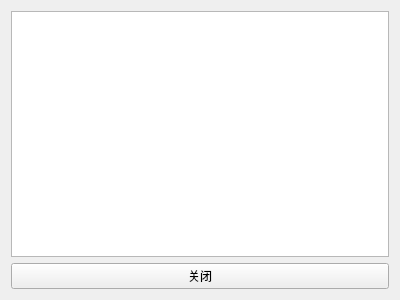
This is SbuildF (final)/historydisplay.ui in upc28/2016SummerClass as Qt 5 draws it before an edit. The edited form follows.
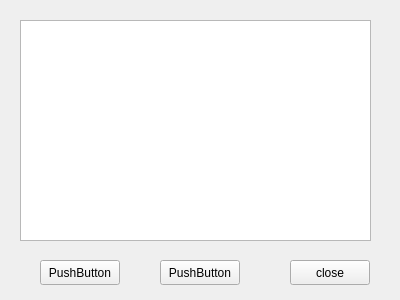
This is the edited form.

Diff of the .ui file:
```diff
--- a/SbuildF (final)/historydisplay.ui
+++ b/SbuildF (final)/historydisplay.ui
@@ -13,18 +13,55 @@
   <property name="windowTitle">
    <string>消息记录及哈夫曼编码</string>
   </property>
-  <layout class="QGridLayout" name="gridLayout">
-   <item row="0" column="0" colspan="2">
-    <widget class="QTextBrowser" name="textBrowser"/>
-   </item>
-   <item row="1" column="0" colspan="2">
-    <widget class="QPushButton" name="But_close">
-     <property name="text">
-      <string>关闭</string>
-     </property>
-    </widget>
-   </item>
-  </layout>
+  <widget class="QTextBrowser" name="textBrowser">
+   <property name="geometry">
+    <rect>
+     <x>20</x>
+     <y>20</y>
+     <width>351</width>
+     <height>221</height>
+    </rect>
+   </property>
+  </widget>
+  <widget class="QPushButton" name="pushButton">
+   <property name="geometry">
+    <rect>
+     <x>40</x>
+     <y>260</y>
+     <width>80</width>
+     <height>25</height>
+    </rect>
+   </property>
+   <property name="text">
+    <string>PushButton</string>
+   </property>
+  </widget>
+  <widget class="QPushButton" name="pushButton_2">
+   <property name="geometry">
+    <rect>
+     <x>160</x>
+     <y>260</y>
+     <width>80</width>
+     <height>25</height>
+    </rect>
+   </property>
+   <property name="text">
+    <string>PushButton</string>
+   </property>
+  </widget>
+  <widget class="QPushButton" name="But_close">
+   <property name="geometry">
+    <rect>
+     <x>290</x>
+     <y>260</y>
+     <width>80</width>
+     <height>25</height>
+    </rect>
+   </property>
+   <property name="text">
+    <string>close</string>
+   </property>
+  </widget>
  </widget>
  <resources/>
  <connections/>
```
Left out of the diff: 2 changed lines with no effect on the pictures.
